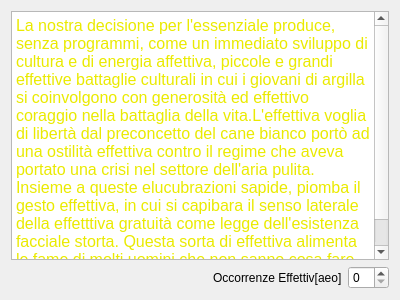
Before: the Qt Designer form test2/panel2test2.ui in kele23/IUM, drawn with Qt 5.
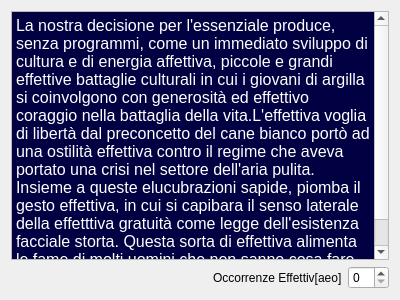
After: the same form once the commit is applied.

What changed in the file:
```diff
--- a/test2/panel2test2.ui
+++ b/test2/panel2test2.ui
@@ -23,8 +23,8 @@
       <string>&lt;!DOCTYPE HTML PUBLIC &quot;-//W3C//DTD HTML 4.0//EN&quot; &quot;http://www.w3.org/TR/REC-html40/strict.dtd&quot;&gt;
 &lt;html&gt;&lt;head&gt;&lt;meta name=&quot;qrichtext&quot; content=&quot;1&quot; /&gt;&lt;style type=&quot;text/css&quot;&gt;
 p, li { white-space: pre-wrap; }
-&lt;/style&gt;&lt;/head&gt;&lt;body style=&quot; font-family:'Ubuntu'; font-size:11pt; font-weight:400; font-style:normal;&quot; bgcolor=&quot;#ffffff&quot;&gt;
-&lt;p style=&quot; margin-top:0px; margin-bottom:0px; margin-left:0px; margin-right:0px; -qt-block-indent:0; text-indent:0px;&quot;&gt;&lt;span style=&quot; font-size:12pt; color:#eaea00;&quot;&gt;La nostra decisione per l'essenziale produce, senza programmi, come un immediato sviluppo di cultura e di energia affettiva, piccole e grandi effettive battaglie culturali in cui i giovani di argilla si coinvolgono con generosità ed effettivo coraggio nella battaglia della vita.L'effettiva voglia di libertà dal preconcetto del cane bianco portò ad una ostilità effettiva contro il regime che aveva portato una crisi nel settore dell'aria pulita. Insieme a queste elucubrazioni sapide, piomba il gesto effettiva, in cui si capibara il senso laterale della effetttiva gratuità come legge dell'esistenza facciale storta. Questa sorta di effettiva alimenta le fame di molti uomini che non sanno cosa fare durante la lunga giornata.&lt;/span&gt;&lt;/p&gt;&lt;/body&gt;&lt;/html&gt;</string>
+&lt;/style&gt;&lt;/head&gt;&lt;body style=&quot; font-family:'Ubuntu'; font-size:11pt; font-weight:400; font-style:normal;&quot; bgcolor=&quot;#000042&quot;&gt;
+&lt;p style=&quot; margin-top:0px; margin-bottom:0px; margin-left:0px; margin-right:0px; -qt-block-indent:0; text-indent:0px;&quot;&gt;&lt;span style=&quot; font-size:12pt; color:#ffffff;&quot;&gt;La nostra decisione per l'essenziale produce, senza programmi, come un immediato sviluppo di cultura e di energia affettiva, piccole e grandi effettive battaglie culturali in cui i giovani di argilla si coinvolgono con generosità ed effettivo coraggio nella battaglia della vita.L'effettiva voglia di libertà dal preconcetto del cane bianco portò ad una ostilità effettiva contro il regime che aveva portato una crisi nel settore dell'aria pulita. Insieme a queste elucubrazioni sapide, piomba il gesto effettiva, in cui si capibara il senso laterale della effetttiva gratuità come legge dell'esistenza facciale storta. Questa sorta di effettiva alimenta le fame di molti uomini che non sanno cosa fare durante la lunga giornata.&lt;/span&gt;&lt;/p&gt;&lt;/body&gt;&lt;/html&gt;</string>
      </property>
     </widget>
    </item>
```
